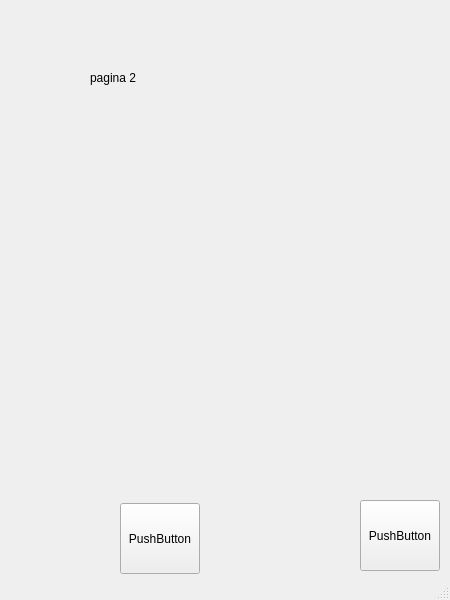
This is gui/mainwindow.ui in M4M0M3N/car3bus as Qt 5 draws it before an edit. The edited form follows.
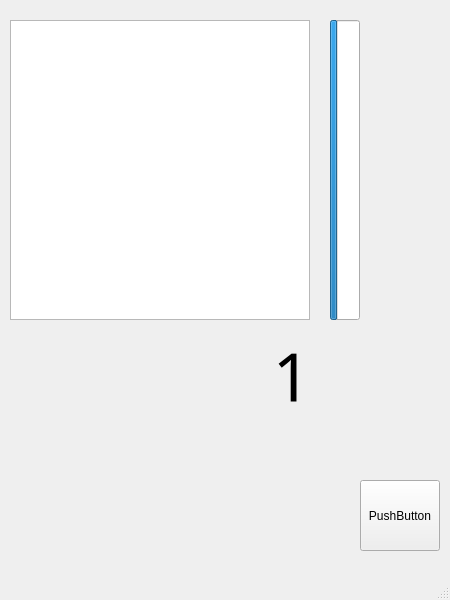
This is the edited form. The open tabs and pages were chosen to show the change.

Commit message:
Aggiunta pagina 2
Aggiunta pagina 2 con lancetta rossa e sfondo nero
Aggiunta progress bar che cambia colore/valore in base alla posizione acceleratore
Aggiunto file font "digital display" per visualizzare posizione acceleratore

Patch:
```diff
--- a/gui/mainwindow.ui
+++ b/gui/mainwindow.ui
@@ -23,7 +23,7 @@
       <x>10</x>
       <y>0</y>
       <width>431</width>
-      <height>521</height>
+      <height>481</height>
      </rect>
     </property>
     <property name="currentIndex">
@@ -94,17 +94,52 @@
      </widget>
     </widget>
     <widget class="QWidget" name="page_2">
-     <widget class="QLabel" name="label">
+     <widget class="QGraphicsView" name="contenitore_page_2">
       <property name="geometry">
        <rect>
-        <x>80</x>
-        <y>70</y>
-        <width>49</width>
-        <height>16</height>
+        <x>0</x>
+        <y>20</y>
+        <width>300</width>
+        <height>300</height>
        </rect>
+      </property>
+     </widget>
+     <widget class="QProgressBar" name="pedaleacc_bar">
+      <property name="geometry">
+       <rect>
+        <x>320</x>
+        <y>20</y>
+        <width>30</width>
+        <height>300</height>
+       </rect>
+      </property>
+      <property name="value">
+       <number>24</number>
+      </property>
+      <property name="textVisible">
+       <bool>false</bool>
+      </property>
+     </widget>
+     <widget class="QLabel" name="velocita_text_2">
+      <property name="geometry">
+       <rect>
+        <x>210</x>
+        <y>330</y>
+        <width>91</width>
+        <height>91</height>
+       </rect>
+      </property>
+      <property name="font">
+       <font>
+        <family>Digital Display</family>
+        <pointsize>50</pointsize>
+       </font>
       </property>
       <property name="text">
-       <string>pagina 2</string>
+       <string>1</string>
+      </property>
+      <property name="alignment">
+       <set>Qt::AlignmentFlag::AlignRight|Qt::AlignmentFlag::AlignTrailing|Qt::AlignmentFlag::AlignVCenter</set>
       </property>
      </widget>
     </widget>
@@ -116,20 +151,7 @@
     <property name="geometry">
      <rect>
       <x>360</x>
-      <y>500</y>
-      <width>80</width>
-      <height>71</height>
-     </rect>
-    </property>
-    <property name="text">
-     <string>PushButton</string>
-    </property>
-   </widget>
-   <widget class="QPushButton" name="pushButton_2">
-    <property name="geometry">
-     <rect>
-      <x>120</x>
-      <y>503</y>
+      <y>480</y>
       <width>80</width>
       <height>71</height>
      </rect>
```
Left out of the diff: 4 changed lines with no effect on the pictures. The commit also changes 9 other files.
